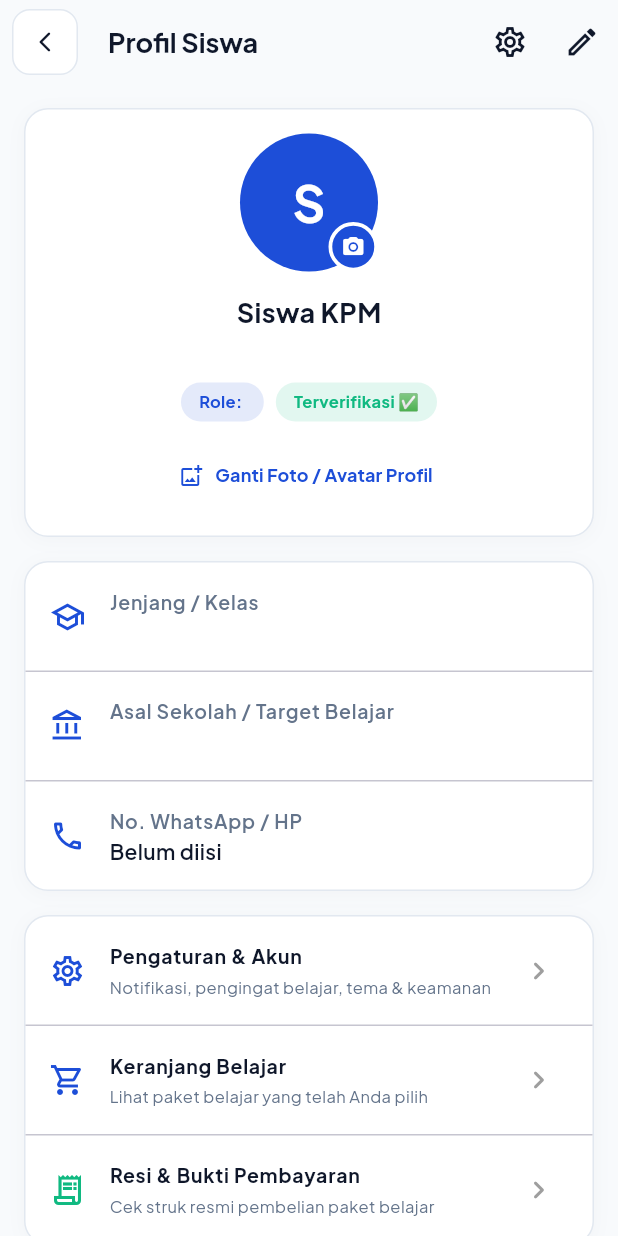
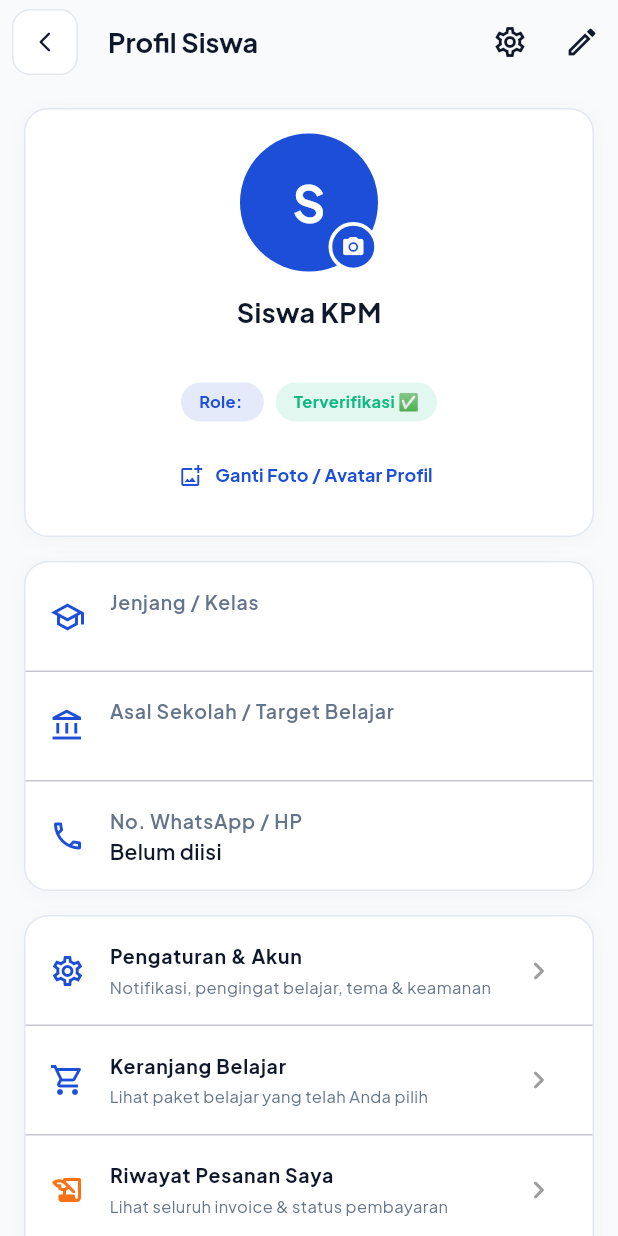
Before and after one commit to Hanywalll/kpm_mobile_apps, a Flutter app: the ProfileScreen screen opened by its route, on a phone screen of 412 x 824 dp. Run offline on Flutter 3.47's test engine with Material 3 defaults, Android fonts, the phone set to English and light mode, and no system bars; our stand-ins replace cached_network_image, dio, flutter_secure_storage, google_fonts, open_filex, pdf and 2 more; accounts and stored records are empty; network calls fail.

Commit message:
feat: add order history tile to ProfileScreen

```diff
--- a/lib/screens/profile/profile_screen.dart
+++ b/lib/screens/profile/profile_screen.dart
@@ -494,6 +494,24 @@ class _ProfileScreenState extends State<ProfileScreen> {
                   ),
                   const Divider(height: 1),
                   ListTile(
+                    leading: const Icon(Icons.history_edu_rounded, color: AppTheme.accentOrange),
+                    title: Text(
+                      'Riwayat Pesanan Saya',
+                      style: TextStyle(
+                        fontWeight: FontWeight.bold,
+                        fontSize: 13,
+                        color: isDark ? AppTheme.darkTextPrimary : AppTheme.textPrimary,
+                      ),
+                    ),
+                    subtitle: Text(
+                      'Lihat seluruh invoice & status pembayaran',
+                      style: TextStyle(fontSize: 11, color: isDark ? AppTheme.darkTextSecondary : AppTheme.textSecondary),
+                    ),
+                    trailing: const Icon(Icons.chevron_right_rounded, color: Colors.grey),
+                    onTap: () => Navigator.pushNamed(context, '/order_history'),
+                  ),
+                  const Divider(height: 1),
+                  ListTile(
                     leading: const Icon(Icons.receipt_long_outlined, color: AppTheme.accentGreen),
                     title: Text(
                       'Resi & Bukti Pembayaran',
```
